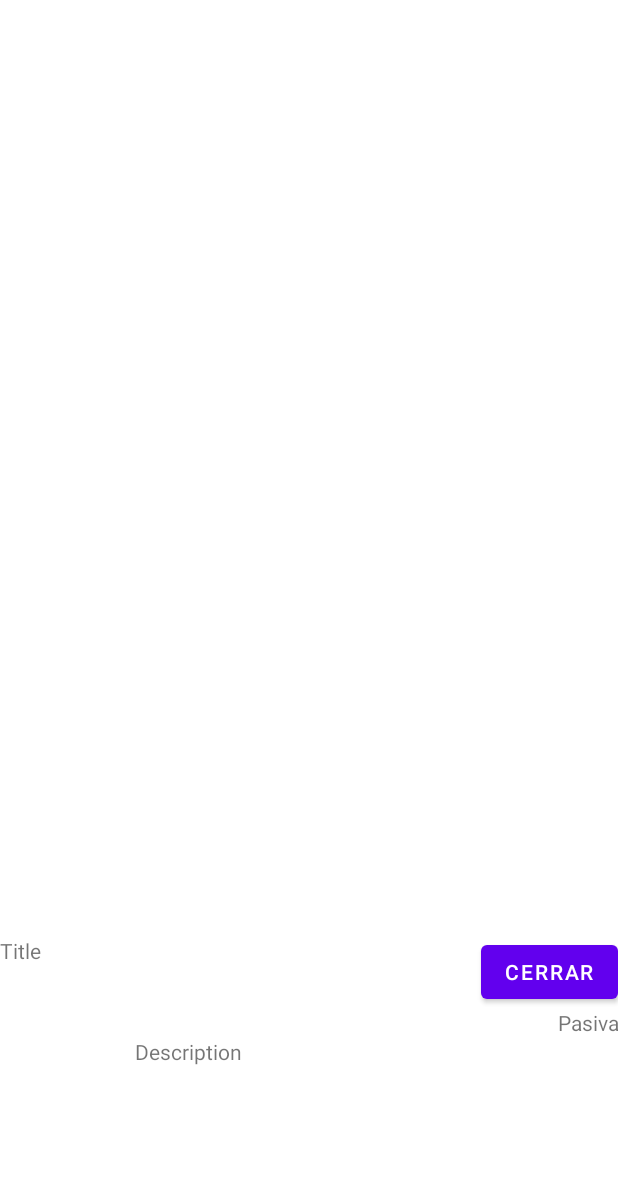
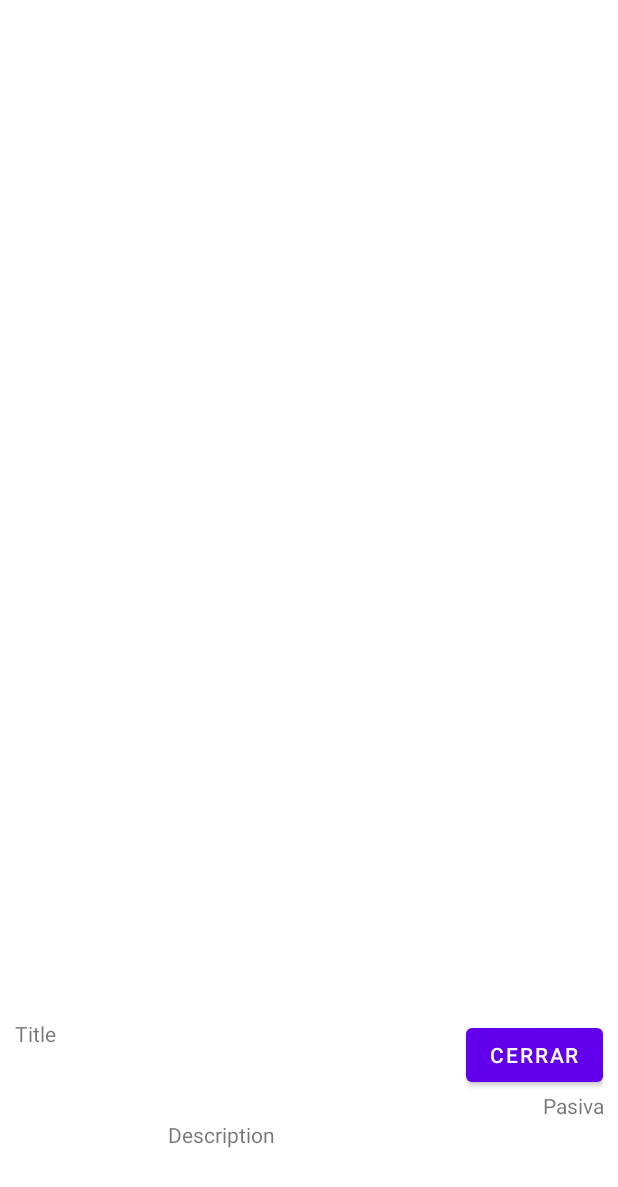
Before and after one commit to dadomher/enti_disseny_interficies, an Android app: the layout activity_objectsinfo.xml on its own in the app's theme, with its tools: preview values and no code run, on a phone screen of 412 x 824 dp. Shown: the top 1187 px of the screen. Run offline under Robolectric (Android 15) with nearby library versions, the phone set to English and light mode, and no system bars.

Commit message:
modify objectInfo fragment
Adding some visual modifies on objectInfo fragment.

```diff
--- a/tifitiappp/app/src/main/AndroidManifest.xml
+++ b/tifitiappp/app/src/main/AndroidManifest.xml
@@ -26,7 +26,7 @@
             android:label="Web"
             android:parentActivityName=".MainActivity">
         </activity>
-        <activity android:name=".ObjectsInfoActivity"
+        <activity android:name=".activity.ObjectsInfoActivity"
             android:theme="@style/Theme.AppCompat.Transparent.NoActionBar">
             android:label="Web"
             android:parentActivityName=".MainActivity">
--- a/tifitiappp/app/src/main/java/com/bearslovebeer/tifitiappp/MainActivity.kt
+++ b/tifitiappp/app/src/main/java/com/bearslovebeer/tifitiappp/MainActivity.kt
@@ -27,7 +27,7 @@ class MainActivity : AppCompatActivity() {
 
         //now let's create our framelayout and bottomnav variables
         var bottomnav = findViewById<BottomNavigationView>(R.id.BottomNavMenu)
-        var frame:FrameLayout = findViewById<FrameLayout>(R.id.frameLayout)
+
         //now let's the default fragment
         newsFragment = NewsFragment()
         supportFragmentManager
--- a/tifitiappp/app/src/main/java/com/bearslovebeer/tifitiappp/adapter/ObjectsAdapter.kt
+++ b/tifitiappp/app/src/main/java/com/bearslovebeer/tifitiappp/adapter/ObjectsAdapter.kt
@@ -2,15 +2,11 @@ package com.bearslovebeer.tifitiappp.adapter
 
 import android.content.Context
 import android.content.Intent
-import android.util.Log
 import android.view.LayoutInflater
 import android.view.View
 import android.view.ViewGroup
 import androidx.recyclerview.widget.RecyclerView
-import com.bearslovebeer.tifitiappp.ObjectsInfoActivity
 import com.bearslovebeer.tifitiappp.R
-import com.bearslovebeer.tifitiappp.WebViewActivity
-import com.bearslovebeer.tifitiappp.models.ListItems
 import com.bearslovebeer.tifitiappp.models.ListItems_v2
 import com.squareup.picasso.Picasso
 import kotlinx.android.synthetic.main.item_objects.view.*
--- a/tifitiappp/app/src/main/java/com/bearslovebeer/tifitiappp/data/UserLocalDataSource.kt
+++ b/tifitiappp/app/src/main/java/com/bearslovebeer/tifitiappp/data/UserLocalDataSource.kt
@@ -13,6 +13,6 @@ class UserLocalDataSource {
 
     fun saveUsername(context: Context, username: String) {
         val sharedPrefs = context.getSharedPreferences(preferencesFileName, Context.MODE_PRIVATE)
-        sharedPrefs.edit().putString("username", null).apply()
+        sharedPrefs.edit().putString(username, null).apply()
     }
 }
--- a/tifitiappp/app/src/main/res/layout/activity_objectsinfo.xml
+++ b/tifitiappp/app/src/main/res/layout/activity_objectsinfo.xml
@@ -2,7 +2,7 @@
 <LinearLayout xmlns:android="http://schemas.android.com/apk/res/android"
     android:id="@+id/popup_window"
     android:layout_width="match_parent"
-    android:layout_height="200dp"
+    android:layout_height="wrap_content"
     android:layout_gravity="bottom|center"
     android:background="@android:color/white"
     android:orientation="vertical">
@@ -10,81 +10,77 @@
     <RelativeLayout
         android:layout_width="match_parent"
         android:layout_height="wrap_content"
+        android:layout_marginTop="@dimen/medium_margin"
+        android:layout_marginHorizontal="@dimen/medium_margin"
         android:orientation="horizontal">
-
         <TextView
             android:id="@+id/title_tv"
             android:layout_width="wrap_content"
             android:layout_height="wrap_content"
             android:text="Title" />
-
         <Button
             android:id="@+id/cerrar_bt"
             android:layout_width="wrap_content"
             android:layout_height="wrap_content"
             android:layout_alignParentRight="true"
-
-            android:text="Cerrar" />
+            android:text="@string/cerrar_bt" />
     </RelativeLayout>
 
     <LinearLayout
         android:layout_width="match_parent"
         android:layout_height="wrap_content"
+        android:layout_marginHorizontal="@dimen/medium_margin"
         android:orientation="horizontal">
 
         <ImageView
             android:id="@+id/bonus1_img"
             android:layout_width="wrap_content"
             android:layout_height="wrap_content" />
-
         <ImageView
             android:id="@+id/bonus2_img"
             android:layout_width="wrap_content"
             android:layout_height="wrap_content" />
-
         <TextView
             android:id="@+id/pasiva_tv"
             android:layout_width="fill_parent"
             android:layout_height="wrap_content"
             android:gravity="right"
             android:text="Pasiva" />
-
     </LinearLayout>
 
     <LinearLayout
         android:layout_width="match_parent"
         android:layout_height="wrap_content"
+        android:layout_marginBottom="@dimen/small_margin"
         android:orientation="horizontal">
-
         <ImageView
             android:id="@+id/url_img"
-            android:layout_width="60dp"
-            android:layout_height="60dp" />
-
+            android:layout_width="@dimen/imgUrl_size"
+            android:layout_height="@dimen/imgUrl_size"
+            android:layout_margin="@dimen/small_margin"/>
         <LinearLayout
             android:layout_width="wrap_content"
             android:layout_height="wrap_content"
             android:orientation="vertical">
-
             <ImageView
                 android:id="@+id/subItem_1"
-                android:layout_width="30dp"
-                android:layout_height="30dp" />
+                android:layout_width="@dimen/subItem_size"
+                android:layout_height="@dimen/subItem_size"
+                android:layout_margin="@dimen/small_margin"/>
 
             <ImageView
                 android:id="@+id/subItem_2"
-                android:layout_width="30dp"
-                android:layout_height="30dp" />
-
+                android:layout_width="@dimen/subItem_size"
+                android:layout_height="@dimen/subItem_size"
+                android:layout_margin="@dimen/small_margin"/>
         </LinearLayout>
 
         <TextView
             android:id="@+id/description_tv"
-            android:layout_width="wrap_content"
+            android:layout_width="match_parent"
             android:layout_height="wrap_content"
             android:layout_alignParentRight="true"
+            android:layout_marginHorizontal="@dimen/small_margin"
             android:text="Description" />
-
     </LinearLayout>
-
 </LinearLayout>
--- a/tifitiappp/app/src/main/res/values/dimen.xml
+++ b/tifitiappp/app/src/main/res/values/dimen.xml
@@ -13,4 +13,10 @@
 
     <dimen name="descriptionSize">12sp</dimen>
     <dimen name="titleSize">14sp</dimen>
+
+    //ObjectInfo fragment
+    <dimen name="small_margin">5dp</dimen>
+    <dimen name="medium_margin">10dp</dimen>
+    <dimen name="imgUrl_size">60dp</dimen>
+    <dimen name="subItem_size">25dp</dimen>
 </resources>
--- a/tifitiappp/app/src/main/res/values/strings.xml
+++ b/tifitiappp/app/src/main/res/values/strings.xml
@@ -25,6 +25,9 @@
     <string name="gloves_tv">Gloves objects: </string>
     <string name="spatula_tv">Spatula objects: </string>
 
+    // OBJECTS_INFO FRAGMENT
+    <string name="cerrar_bt">Cerrar</string>
+
     // TOAST ALERTS
     <string name="error_mail_invalid">Email is not valid.</string>
     <string name="error_password_invalid">Password must be at least %d chars long and contain letters &amp; numbers.</string>
```
